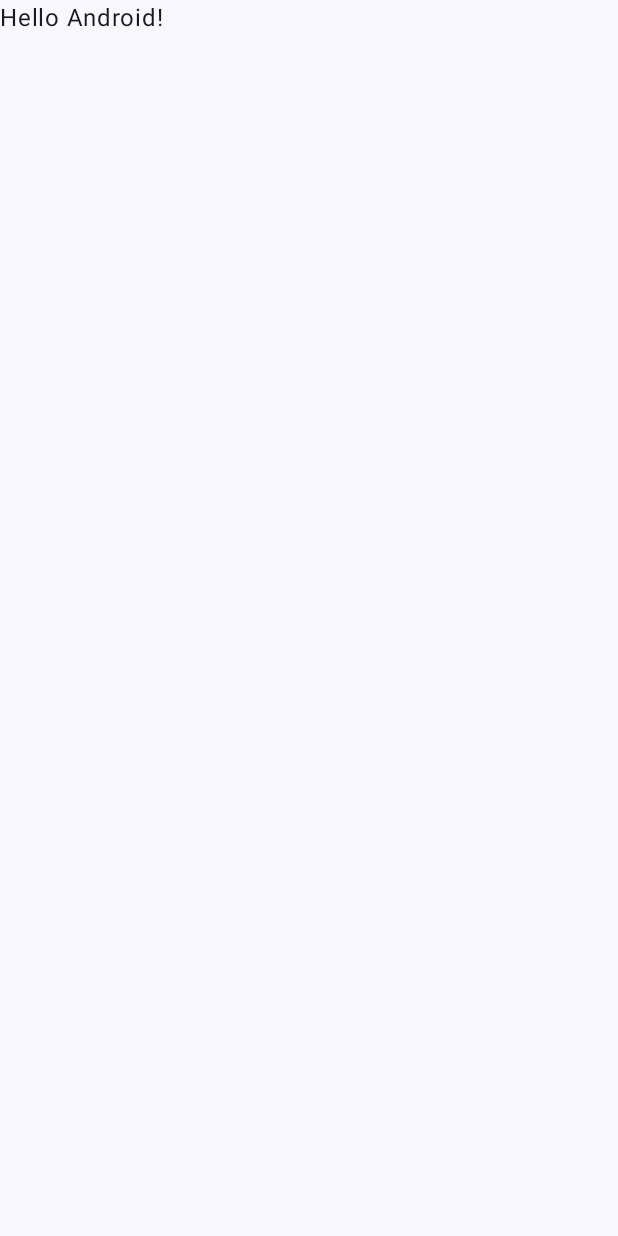
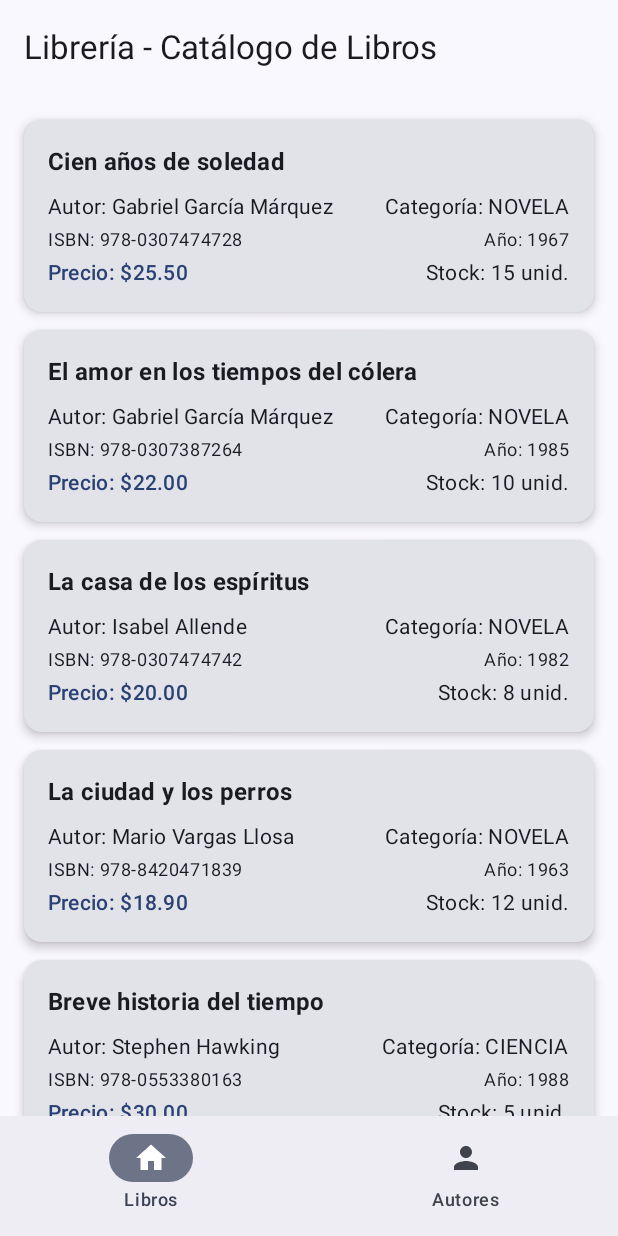
Before and after one commit to nachocar64/1er-Parcial-Progra-3, an Android app built with Jetpack Compose: the screen it shows after launch (MainActivity), on a phone screen of 412 x 824 dp. Before the commit the screen is almost empty. Run offline under Robolectric (Android 15) with nearby library versions, the phone set to English and light mode, and no system bars.

Commit message:
feat: Implementar pantallas Compose (checkpoint 5)

```diff
--- a/app/build.gradle.kts
+++ b/app/build.gradle.kts
@@ -40,6 +40,8 @@ dependencies {
     implementation(platform(libs.androidx.compose.bom))
     implementation(libs.androidx.activity.compose)
     implementation(libs.androidx.compose.material3)
+    implementation(libs.androidx.compose.material.icons.core)
+    implementation(libs.androidx.navigation.compose)
     implementation(libs.androidx.compose.ui)
     implementation(libs.androidx.compose.ui.graphics)
     implementation(libs.androidx.compose.ui.tooling.preview)
--- a/app/src/main/java/com/example/libreria/MainActivity.kt
+++ b/app/src/main/java/com/example/libreria/MainActivity.kt
@@ -4,13 +4,7 @@ import android.os.Bundle
 import androidx.activity.ComponentActivity
 import androidx.activity.compose.setContent
 import androidx.activity.enableEdgeToEdge
-import androidx.compose.foundation.layout.fillMaxSize
-import androidx.compose.foundation.layout.padding
-import androidx.compose.material3.Scaffold
-import androidx.compose.material3.Text
-import androidx.compose.runtime.Composable
-import androidx.compose.ui.Modifier
-import androidx.compose.ui.tooling.preview.Preview
+import com.example.libreria.ui.navigation.AppNavigation
 import com.example.libreria.ui.theme.LibreriaTheme
 
 class MainActivity : ComponentActivity() {
@@ -19,29 +13,8 @@ class MainActivity : ComponentActivity() {
         enableEdgeToEdge()
         setContent {
             LibreriaTheme {
-                Scaffold(modifier = Modifier.fillMaxSize()) { innerPadding ->
-                    Greeting(
-                        name = "Android",
-                        modifier = Modifier.padding(innerPadding)
-                    )
-                }
+                AppNavigation()
             }
         }
     }
 }
-
-@Composable
-fun Greeting(name: String, modifier: Modifier = Modifier) {
-    Text(
-        text = "Hello $name!",
-        modifier = modifier
-    )
-}
-
-@Preview(showBackground = true)
-@Composable
-fun GreetingPreview() {
-    LibreriaTheme {
-        Greeting("Android")
-    }
-}
--- /dev/null
+++ b/app/src/main/java/com/example/libreria/ui/navigation/AppNavigation.kt
@@ -0,0 +1,92 @@
+package com.example.libreria.ui.navigation
+
+import androidx.compose.foundation.layout.padding
+import androidx.compose.material.icons.Icons
+import androidx.compose.material.icons.filled.Home
+import androidx.compose.material.icons.filled.Person
+import androidx.compose.material3.ExperimentalMaterial3Api
+import androidx.compose.material3.Icon
+import androidx.compose.material3.NavigationBar
+import androidx.compose.material3.NavigationBarItem
+import androidx.compose.material3.Scaffold
+import androidx.compose.material3.Text
+import androidx.compose.material3.TopAppBar
+import androidx.compose.runtime.Composable
+import androidx.compose.runtime.getValue
+import androidx.compose.ui.Modifier
+import androidx.navigation.compose.NavHost
+import androidx.navigation.compose.composable
+import androidx.navigation.compose.currentBackStackEntryAsState
+import androidx.navigation.compose.rememberNavController
+import com.example.libreria.ui.screens.AutoresScreen
+import com.example.libreria.ui.screens.LibrosScreen
+
+@OptIn(ExperimentalMaterial3Api::class)
+@Composable
+fun AppNavigation() {
+    val navController = rememberNavController()
+    val navBackStackEntry by navController.currentBackStackEntryAsState()
+    val currentRoute = navBackStackEntry?.destination?.route ?: "libros"
+
+    val title = when (currentRoute) {
+        "autores" -> "Librería - Autores Registrados"
+        else -> "Librería - Catálogo de Libros"
+    }
+
+    Scaffold(
+        topBar = {
+            TopAppBar(
+                title = { Text(text = title) }
+            )
+        },
+        bottomBar = {
+            NavigationBar {
+                NavigationBarItem(
+                    selected = currentRoute == "libros",
+                    onClick = {
+                        if (currentRoute != "libros") {
+                            navController.navigate("libros") {
+                                popUpTo(navController.graph.startDestinationId) {
+                                    saveState = true
+                                }
+                                launchSingleTop = true
+                                restoreState = true
+                            }
+                        }
+                    },
+                    icon = { Icon(imageVector = Icons.Default.Home, contentDescription = "Libros") },
+                    label = { Text("Libros") }
+                )
+                NavigationBarItem(
+                    selected = currentRoute == "autores",
+                    onClick = {
+                        if (currentRoute != "autores") {
+                            navController.navigate("autores") {
+                                popUpTo(navController.graph.startDestinationId) {
+                                    saveState = true
+                                }
+                                launchSingleTop = true
+                                restoreState = true
+                            }
+                        }
+                    },
+                    icon = { Icon(imageVector = Icons.Default.Person, contentDescription = "Autores") },
+                    label = { Text("Autores") }
+                )
+            }
+        }
+    ) { innerPadding ->
+        NavHost(
+            navController = navController,
+            startDestination = "libros",
+            modifier = Modifier.padding(innerPadding)
+        ) {
+            composable("libros") {
+                LibrosScreen()
+            }
+            composable("autores") {
+                AutoresScreen()
+            }
+        }
+    }
+}
--- /dev/null
+++ b/app/src/main/java/com/example/libreria/ui/screens/LibrosScreen.kt
@@ -0,0 +1,103 @@
+package com.example.libreria.ui.screens
+
+import androidx.compose.foundation.layout.Arrangement
+import androidx.compose.foundation.layout.Column
+import androidx.compose.foundation.layout.PaddingValues
+import androidx.compose.foundation.layout.Row
+import androidx.compose.foundation.layout.Spacer
+import androidx.compose.foundation.layout.fillMaxWidth
+import androidx.compose.foundation.layout.height
+import androidx.compose.foundation.layout.padding
+import androidx.compose.foundation.lazy.LazyColumn
+import androidx.compose.foundation.lazy.items
+import androidx.compose.material3.Card
+import androidx.compose.material3.CardDefaults
+import androidx.compose.material3.MaterialTheme
+import androidx.compose.material3.Text
+import androidx.compose.runtime.Composable
+import androidx.compose.ui.Modifier
+import androidx.compose.ui.text.font.FontWeight
+import androidx.compose.ui.unit.dp
+import com.example.libreria.models.DatosEjemplo
+import com.example.libreria.models.Libro
+
+@Composable
+fun LibrosScreen(
+    modifier: Modifier = Modifier,
+    libros: List<Libro> = DatosEjemplo.libros
+) {
+    LazyColumn(
+        modifier = modifier,
+        contentPadding = PaddingValues(16.dp),
+        verticalArrangement = Arrangement.spacedBy(12.dp)
+    ) {
+        items(libros) { libro ->
+            LibroCard(libro = libro)
+        }
+    }
+}
+
+@Composable
+fun LibroCard(
+    libro: Libro,
+    modifier: Modifier = Modifier
+) {
+    Card(
+        modifier = modifier.fillMaxWidth(),
+        elevation = CardDefaults.cardElevation(defaultElevation = 4.dp)
+    ) {
+        Column(
+            modifier = Modifier.padding(16.dp)
+        ) {
+            Text(
+                text = libro.titulo,
+                style = MaterialTheme.typography.titleMedium,
+                fontWeight = FontWeight.Bold
+            )
+            Spacer(modifier = Modifier.height(8.dp))
+            Row(
+                modifier = Modifier.fillMaxWidth(),
+                horizontalArrangement = Arrangement.SpaceBetween
+            ) {
+                Text(
+                    text = "Autor: ${libro.autor.nombre}",
+                    style = MaterialTheme.typography.bodyMedium
+                )
+                Text(
+                    text = "Categoría: ${libro.categoria.name}",
+                    style = MaterialTheme.typography.bodyMedium
+                )
+            }
+            Spacer(modifier = Modifier.height(4.dp))
+            Row(
+                modifier = Modifier.fillMaxWidth(),
+                horizontalArrangement = Arrangement.SpaceBetween
+            ) {
+                Text(
+                    text = "ISBN: ${libro.isbn}",
+                    style = MaterialTheme.typography.bodySmall
+                )
+                Text(
+                    text = "Año: ${libro.anioPublicacion}",
+                    style = MaterialTheme.typography.bodySmall
+                )
+            }
+            Spacer(modifier = Modifier.height(4.dp))
+            Row(
+                modifier = Modifier.fillMaxWidth(),
+                horizontalArrangement = Arrangement.SpaceBetween
+            ) {
+                Text(
+                    text = "Precio: $${"%.2f".format(libro.precio)}",
+                    style = MaterialTheme.typography.bodyMedium,
+                    fontWeight = FontWeight.SemiBold,
+                    color = MaterialTheme.colorScheme.primary
+                )
+                Text(
+                    text = "Stock: ${libro.stock} unid.",
+                    style = MaterialTheme.typography.bodyMedium
+                )
+            }
+        }
+    }
+}
--- a/gradle/libs.versions.toml
+++ b/gradle/libs.versions.toml
@@ -8,6 +8,7 @@ lifecycleRuntimeKtx = "2.11.0"
 activityCompose = "1.13.0"
 kotlin = "2.2.10"
 composeBom = "2026.02.01"
+navigationCompose = "2.8.8"
 
 [libraries]
 androidx-core-ktx = { group = "androidx.core", name = "core-ktx", version.ref = "coreKtx" }
@@ -24,6 +25,8 @@ androidx-compose-ui-tooling-preview = { group = "androidx.compose.ui", name = "u
 androidx-compose-ui-test-manifest = { group = "androidx.compose.ui", name = "ui-test-manifest" }
 androidx-compose-ui-test-junit4 = { group = "androidx.compose.ui", name = "ui-test-junit4" }
 androidx-compose-material3 = { group = "androidx.compose.material3", name = "material3" }
+androidx-compose-material-icons-core = { group = "androidx.compose.material", name = "material-icons-core" }
+androidx-navigation-compose = { group = "androidx.navigation", name = "navigation-compose", version.ref = "navigationCompose" }
 
 [plugins]
 android-application = { id = "com.android.application", version.ref = "agp" }
```
Also changed, not shown: app/src/main/java/com/example/libreria/ui/screens/AutoresScreen.kt (added, +69 -0 lines).
